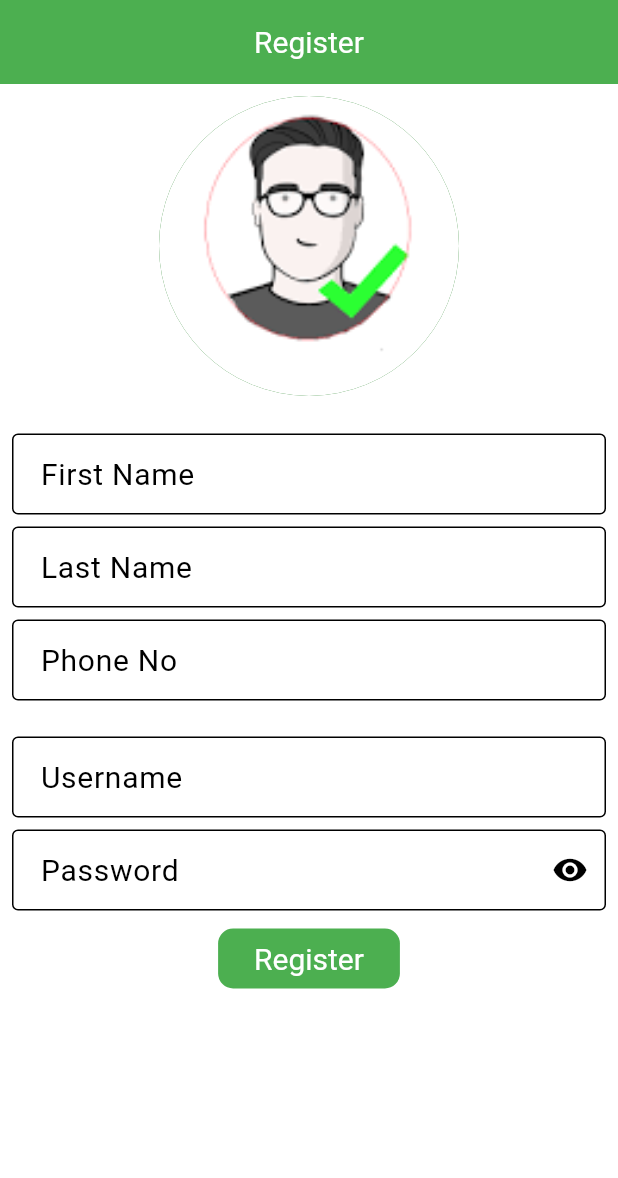
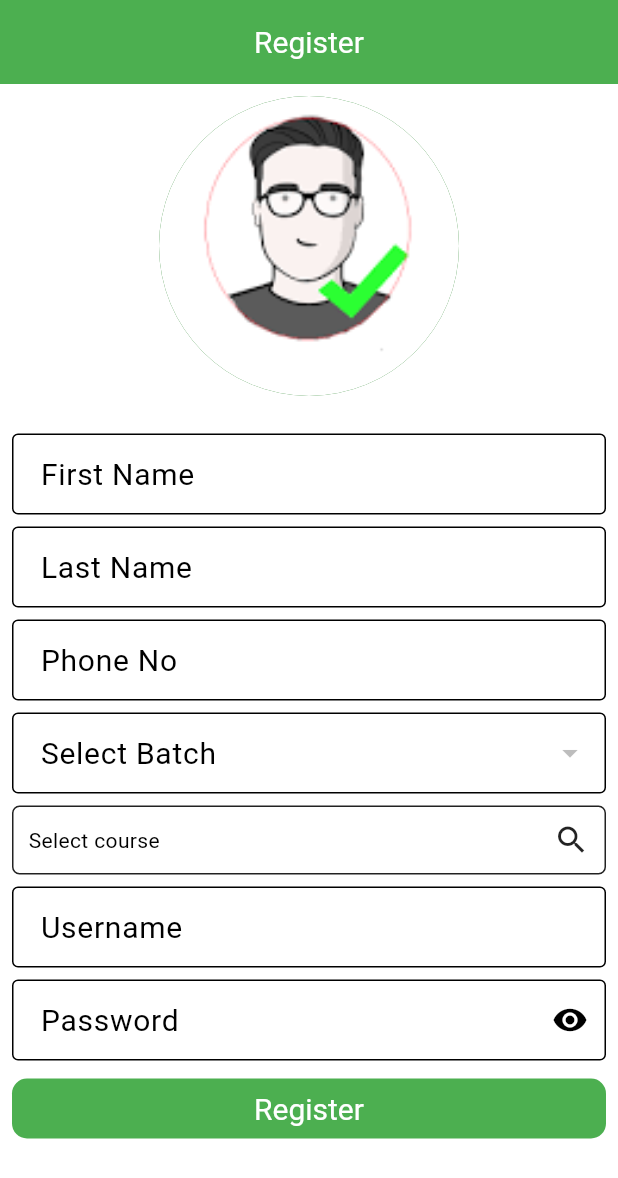
Before and after one commit to madhu502/student_management_clean_architecture, a Flutter app: the RegisterView screen opened directly, on a phone screen of 412 x 824 dp. Shown: the top 1178 px of the screen. Run offline on Flutter 3.47's test engine with Material 3 defaults, Android fonts, the phone set to English and light mode, and no system bars; drawn by our look-alikes of multi_select_flutter; our stand-ins replace dartz, dio, equatable, flutter_riverpod, hive_flutter, image_picker and 2 more; accounts and stored records are empty; Roboto replaces fonts that are missing (Montserrat).

Commit message:
register

```diff
--- a/lib/features/auth/presentation/view/register_view.dart
+++ b/lib/features/auth/presentation/view/register_view.dart
@@ -3,7 +3,12 @@ import 'dart:io';
 import 'package:flutter/material.dart';
 import 'package:flutter_riverpod/flutter_riverpod.dart';
 import 'package:image_picker/image_picker.dart';
+import 'package:multi_select_flutter/multi_select_flutter.dart';
 import 'package:permission_handler/permission_handler.dart';
+import 'package:student_management_starter/features/batch/domain/entity/batch_entity.dart';
+import 'package:student_management_starter/features/batch/presentation/viewmodel/batch_view_model.dart';
+import 'package:student_management_starter/features/courses/domain/entity/course_entity.dart';
+import 'package:student_management_starter/features/courses/presentation/viewmodel/course_view_model.dart';
 
 class RegisterView extends ConsumerStatefulWidget {
   const RegisterView({super.key});
@@ -48,8 +53,15 @@ class _RegisterViewState extends ConsumerState<RegisterView> {
   final _passwordController = TextEditingController();
 
   bool isObscure = true;
+
+  BatchEntity? _dropDownValue;
+  final List<CourseEntity> _lstCourseSelected = [];
+
   @override
   Widget build(BuildContext context) {
+    var batchState = ref.watch(batchViewModelProvider);
+    var courseState = ref.watch(courseViewModelProvider);
+
     return Scaffold(
       appBar: AppBar(
         title: const Text('Register'),
@@ -154,78 +166,81 @@ class _RegisterViewState extends ConsumerState<RegisterView> {
                     }),
                   ),
                   _gap,
-                  // if (batchState.isLoading) ...{
-                  //   const Center(
-                  //     child: CircularProgressIndicator(),
-                  //   )
-                  // } else if (batchState.error != null) ...{
-                  //   Center(
-                  //     child: Text(batchState.error!),
-                  //   )
-                  // } else ...{
-                  //   DropdownButtonFormField<BatchEntity>(
-                  //     items: batchState.batches
-                  //         .map((e) => DropdownMenuItem<BatchEntity>(
-                  //               value: e,
-                  //               child: Text(e.batchName),
-                  //             ))
-                  //         .toList(),
-                  //     onChanged: (value) {
-                  //       _dropDownValue = value;
-                  //     },
-                  //     value: _dropDownValue,
-                  //     decoration: const InputDecoration(
-                  //       labelText: 'Select Batch',
-                  //     ),
-                  //     validator: ((value) {
-                  //       if (value == null) {
-                  //         return 'Please select batch';
-                  //       }
-                  //       return null;
-                  //     }),
-                  //   ),
-                  // },
+                  if (batchState.isLoading) ...{
+                    const Center(
+                      child: CircularProgressIndicator(),
+                    )
+                  } else if (batchState.error != null) ...{
+                    Center(
+                      child: Text(batchState.error!),
+                    )
+                  } else ...{
+                    DropdownButtonFormField<BatchEntity>(
+                      items: batchState.lstBatches
+                          .map((e) => DropdownMenuItem<BatchEntity>(
+                                value: e,
+                                child: Text(e.batchName),
+                              ))
+                          .toList(),
+                      onChanged: (value) {
+                        _dropDownValue = value;
+                      },
+                      value: _dropDownValue,
+                      decoration: const InputDecoration(
+                        labelText: 'Select Batch',
+                      ),
+                      validator: ((value) {
+                        if (value == null) {
+                          return 'Please select batch';
+                        }
+                        return null;
+                      }),
+                    ),
+                  },
                   _gap,
-                  // if (courseState.isLoading) ...{
-                  //   const Center(
-                  //     child: CircularProgressIndicator(),
-                  //   )
-                  // } else if (courseState.error != null) ...{
-                  //   Center(
-                  //     child: Text(courseState.error!),
-                  //   )
-                  // } else ...{
-                  //   MultiSelectDialogField(
-                  //     title: const Text('Select course'),
-                  //     items: courseState.courses
-                  //         .map(
-                  //           (course) => MultiSelectItem(
-                  //             course,
-                  //             course.courseName,
-                  //           ),
-                  //         )
-                  //         .toList(),
-                  //     listType: MultiSelectListType.CHIP,
-                  //     buttonText: const Text('Select course'),
-                  //     buttonIcon: const Icon(Icons.search),
-                  //     onConfirm: (values) {
-                  //       _lstCourseSelected.clear();
-                  //       _lstCourseSelected.addAll(values);
-                  //     },
-                  //     decoration: BoxDecoration(
-                  //       border: Border.all(
-                  //         color: Colors.grey,
-                  //       ),
-                  //       borderRadius: BorderRadius.circular(5),
-                  //     ),
-                  //     validator: ((value) {
-                  //       if (value == null || value.isEmpty) {
-                  //         return 'Please select courses';
-                  //       }
-                  //       return null;
-                  //     }),
-                  //   ),
-                  // },
+                  if (courseState.isLoading) ...{
+                    const Center(
+                      child: CircularProgressIndicator(),
+                    )
+                  } else if (courseState.error != null) ...{
+                    Center(
+                      child: Text(courseState.error!),
+                    )
+                  } else ...{
+                    MultiSelectDialogField(
+                      title: const Text('Select course'),
+                      items: courseState.lstCourses
+                          .map(
+                            (course) => MultiSelectItem(
+                              course,
+                              course.courseName,
+                            ),
+                          )
+                          .toList(),
+                      listType: MultiSelectListType.CHIP,
+                      buttonText: const Text(
+                        'Select course',
+                        style: TextStyle(color: Colors.black),
+                      ),
+                      buttonIcon: const Icon(Icons.search),
+                      onConfirm: (values) {
+                        _lstCourseSelected.clear();
+                        _lstCourseSelected.addAll(values);
+                      },
+                      decoration: BoxDecoration(
+                        border: Border.all(
+                          color: Colors.black87,
+                        ),
+                        borderRadius: BorderRadius.circular(5),
+                      ),
+                      validator: ((value) {
+                        if (value == null || value.isEmpty) {
+                          return 'Please select courses';
+                        }
+                        return null;
+                      }),
+                    ),
+                  },
                   _gap,
                   TextFormField(
                     controller: _usernameController,
@@ -264,12 +279,14 @@ class _RegisterViewState extends ConsumerState<RegisterView> {
                     }),
                   ),
                   _gap,
-
-                  ElevatedButton(
-                    onPressed: () {
-                      if (_key.currentState!.validate()) {}
-                    },
-                    child: const Text('Register'),
+                  SizedBox(
+                    width: double.infinity,
+                    child: ElevatedButton(
+                      onPressed: () {
+                        if (_key.currentState!.validate()) {}
+                      },
+                      child: const Text('Register'),
+                    ),
                   ),
                 ],
               ),
```
